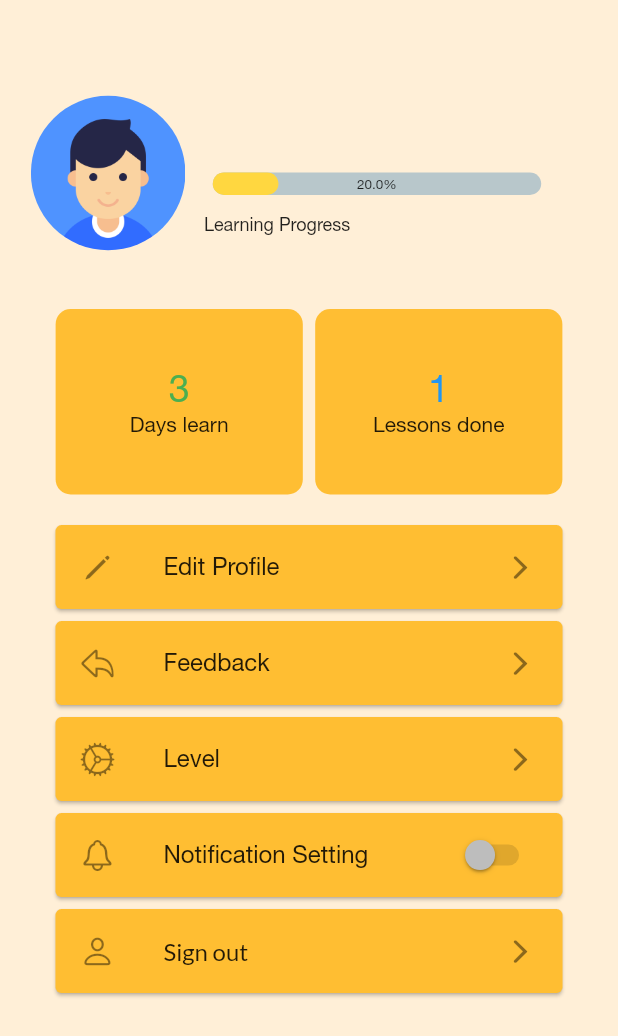
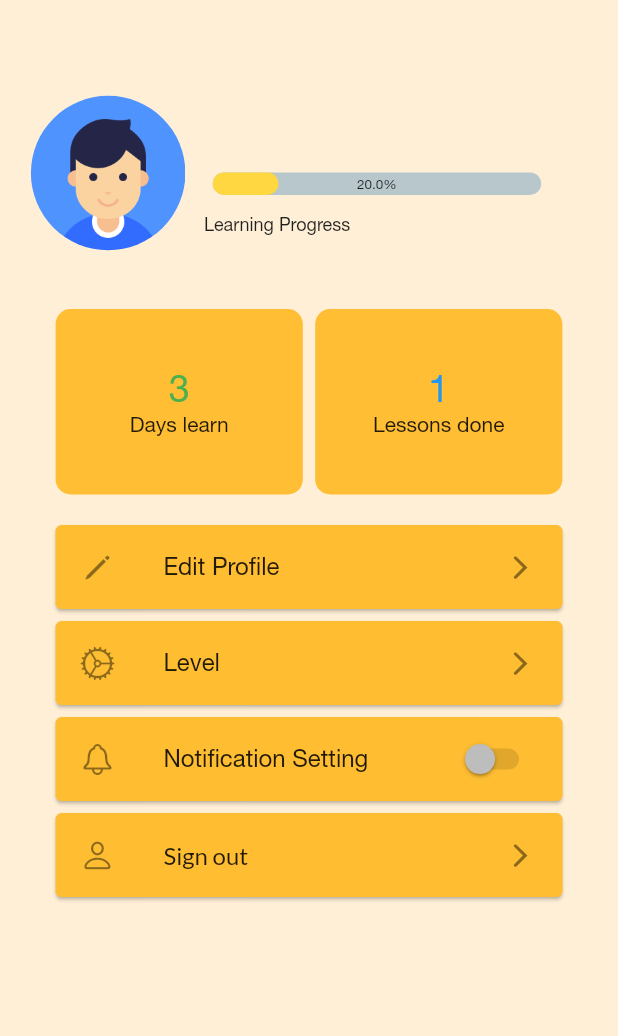
Before and after one commit to nguynduyanh169/vietnamese_learning, a Flutter app: the ProfileScreen screen opened directly, on a phone screen of 412 x 824 dp. Shown: the top 1036 px of the screen. Run offline on Flutter 3.47's test engine with Material 2 defaults, Android fonts, the light colour scheme and no system bars; drawn by our look-alikes of percent_indicator; our stand-ins replace assets_audio_player, avatar_glow, bloc, cool_alert, dio, firebase_messaging and 11 more; missing offline and left inert: floating_menu, highlight_text; accounts and stored records are empty; project files that could hold a hidden picture were left out.

Commit message:
Update profile_screen.dart

```diff
--- a/lib/src/resources/profile_screen.dart
+++ b/lib/src/resources/profile_screen.dart
@@ -211,18 +211,6 @@ class _ProfileScreenState extends State<ProfileScreen> {
                                         color: const Color.fromRGBO(
                                             255, 190, 50, 30),
                                         child: ListTile(
-                                      leading: Icon(CupertinoIcons.reply),
-                                      title: Text(
-                                        "Feedback",
-                                        style:
-                                            TextStyle(fontFamily: 'Helvetica'),
-                                      ),
-                                      trailing: Icon(CupertinoIcons.forward),
-                                    )),
-                                    Card(
-                                        color: const Color.fromRGBO(
-                                            255, 190, 50, 30),
-                                        child: ListTile(
                                           leading:
                                               Icon(CupertinoIcons.settings),
                                           title: Text(
```
